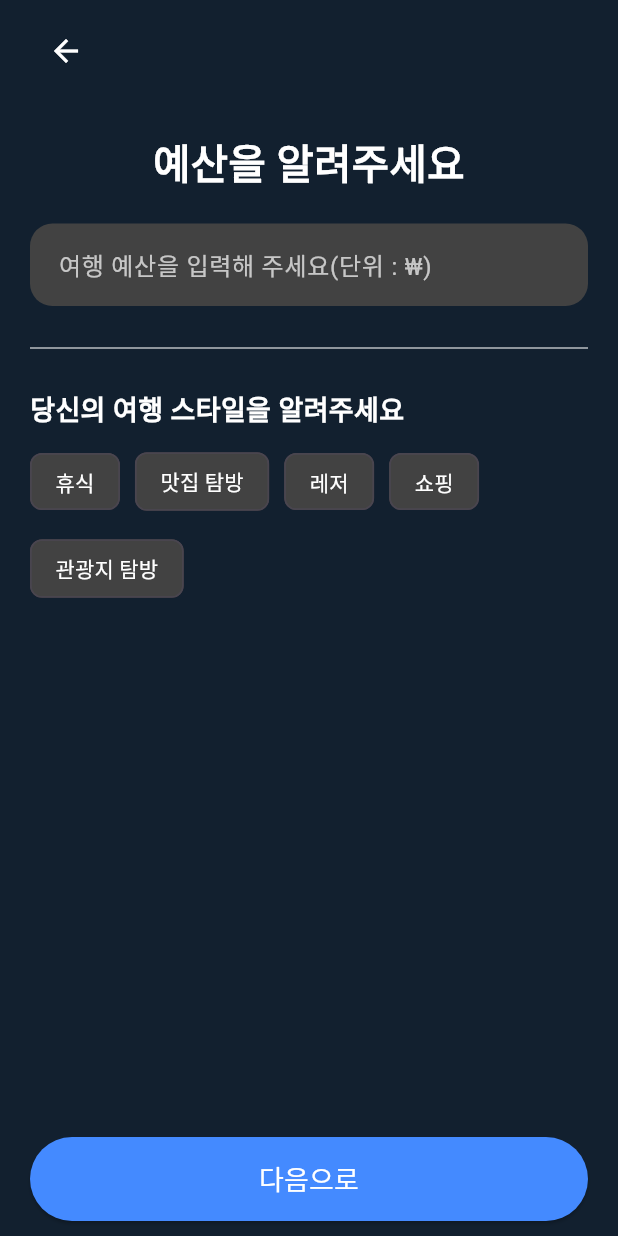
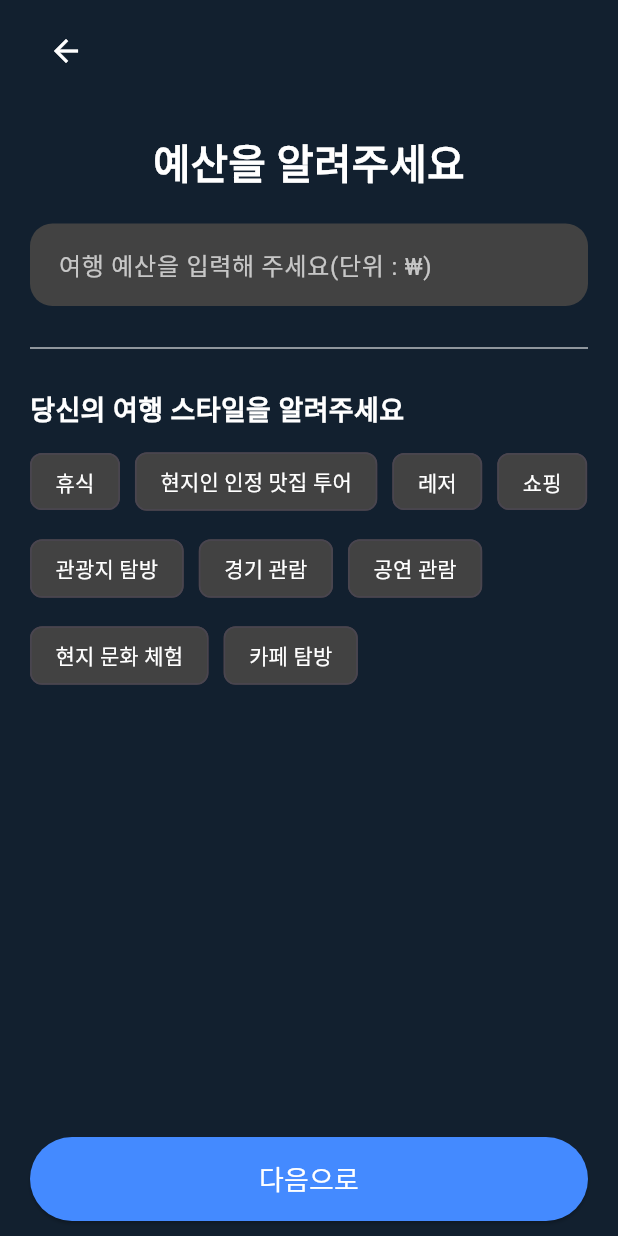
Before and after one commit to xub2/travel-planner, a Flutter app: the BudgetAndStyle screen opened directly with empty values, on a phone screen of 412 x 824 dp. Run offline on Flutter 3.47's test engine with Material 3 defaults, Android fonts, the phone set to English and light mode, and no system bars; our stand-ins replace table_calendar.

Commit message:
11/29 카테고리 여러개 추가

```diff
--- a/lib/views/budget_and_style.dart
+++ b/lib/views/budget_and_style.dart
@@ -16,14 +16,12 @@ class _BudgetAndStyleState extends State<BudgetAndStyle> {
   final TextEditingController _budgetController = TextEditingController();
 
   // 스타일 리스트
-  final List<String> travelStyles = ["휴식", "맛집 탐방", "레저", "쇼핑", "관광지 탐방"];
+  final List<String> travelStyles = ["휴식", "현지인 인정 맛집 투어", "레저", "쇼핑", "관광지 탐방", "경기 관람", "공연 관람" , "현지 문화 체험" , "카페 탐방"];
 
   String _formatWithCommasAndCurrency(String value) {
-    // Remove non-digit characters except commas
     value = value.replaceAll(RegExp(r'[^0-9]'), '');
     if (value.isEmpty) return '₩';
 
-    // Format the number with commas
     final formatter = NumberFormat('#,###');
     return '₩${formatter.format(int.parse(value))}';
   }
```
